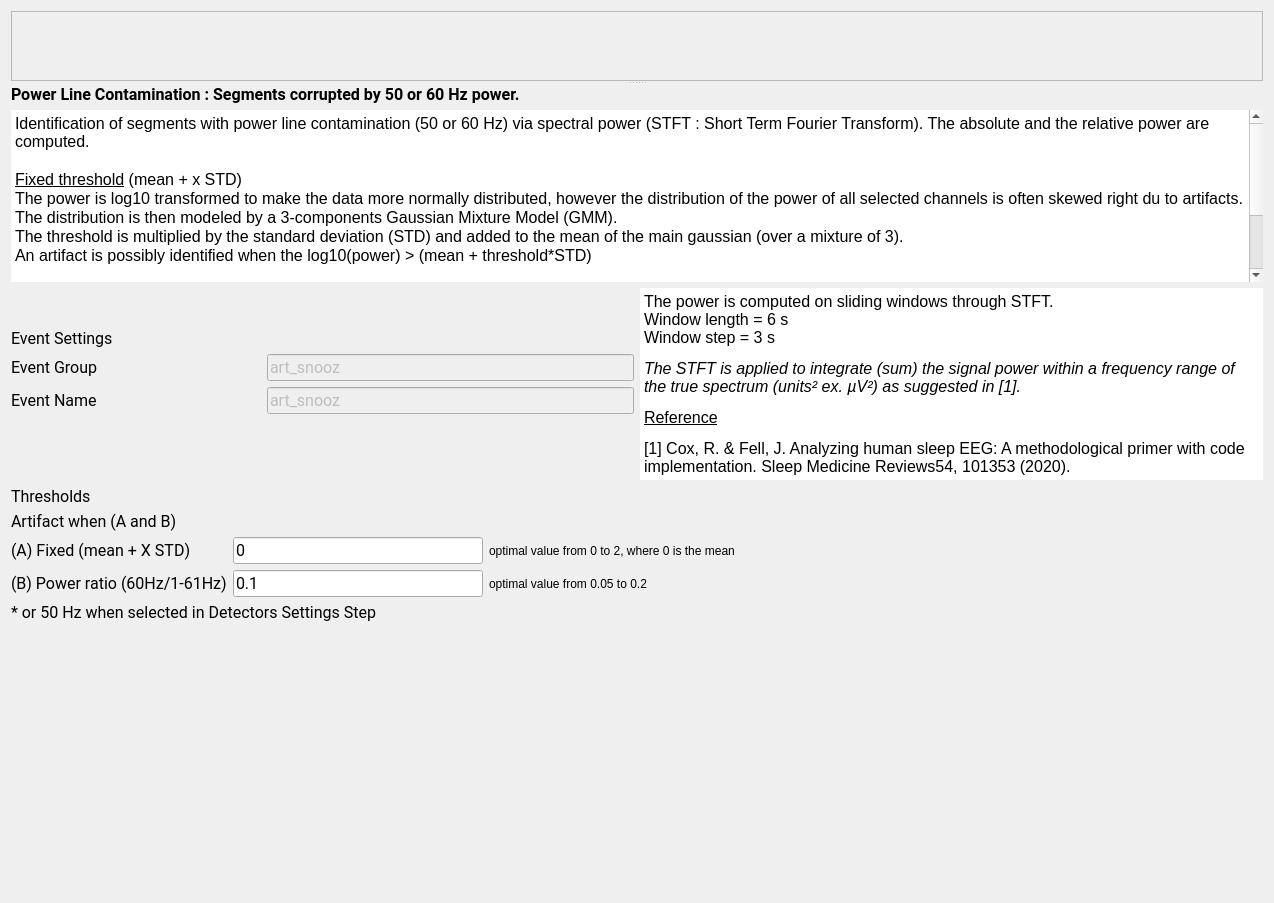
SnoozToolbox/snooz-package-ceams, file tools/CEAMSTools/DetectArtifacts/PowerLineStep/Ui_PowerLineStep.ui: the form before one commit.
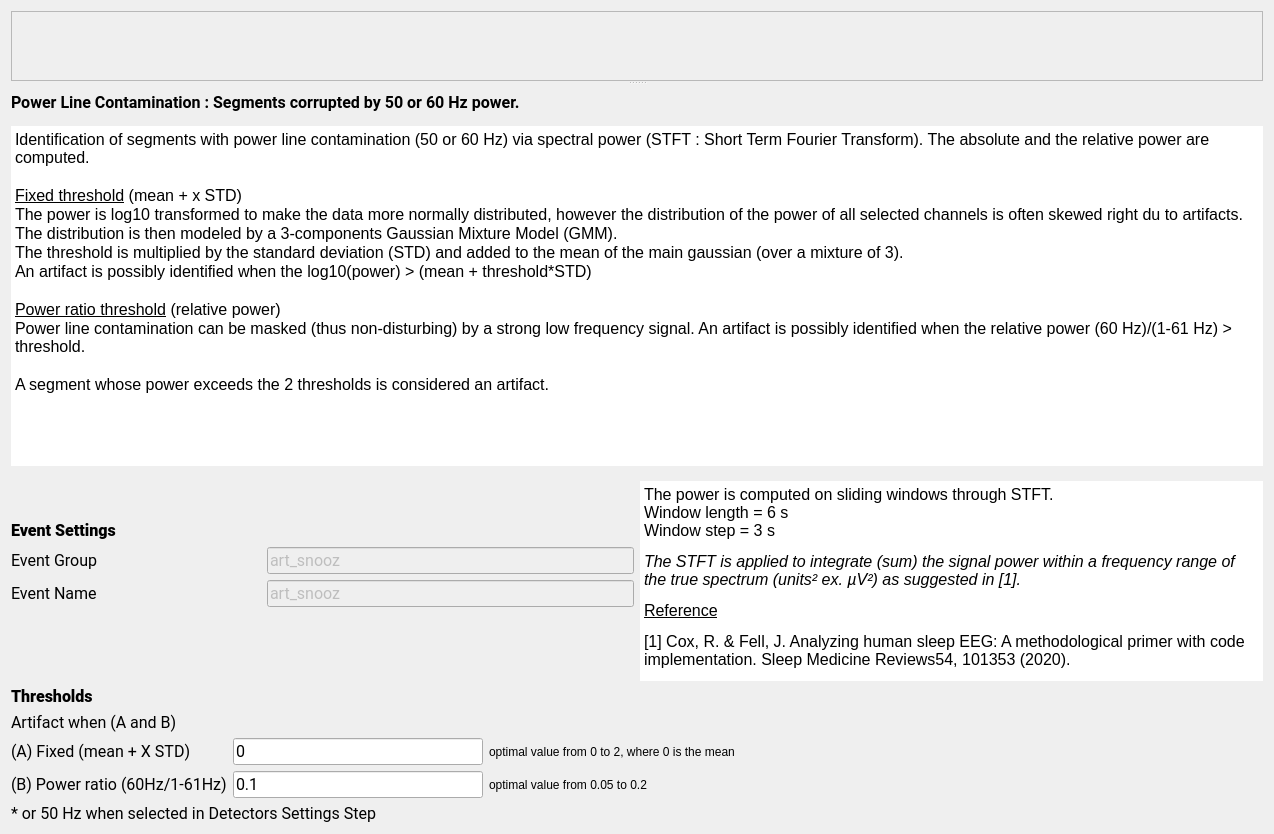
The form after the commit. Icons and pictures are not drawn.

Commit message: Code the thresholds modification based on the chosen set of default values.

```diff
--- a/tools/CEAMSTools/DetectArtifacts/PowerLineStep/Ui_PowerLineStep.ui
+++ b/tools/CEAMSTools/DetectArtifacts/PowerLineStep/Ui_PowerLineStep.ui
@@ -7,7 +7,7 @@
     <x>0</x>
     <y>0</y>
     <width>1274</width>
-    <height>903</height>
+    <height>834</height>
    </rect>
   </property>
   <property name="windowTitle">
@@ -62,6 +62,12 @@
       <layout class="QVBoxLayout" name="verticalLayout_3">
        <item>
         <widget class="QLabel" name="label_9">
+         <property name="sizePolicy">
+          <sizepolicy hsizetype="Preferred" vsizetype="Fixed">
+           <horstretch>0</horstretch>
+           <verstretch>0</verstretch>
+          </sizepolicy>
+         </property>
          <property name="font">
           <font>
            <family>Roboto</family>
@@ -83,6 +89,12 @@
            <verstretch>0</verstretch>
           </sizepolicy>
          </property>
+         <property name="maximumSize">
+          <size>
+           <width>16777215</width>
+           <height>340</height>
+          </size>
+         </property>
          <property name="autoFillBackground">
           <bool>true</bool>
          </property>
@@ -90,13 +102,13 @@
           <string notr="true"/>
          </property>
          <property name="frameShape">
-          <enum>QFrame::Shape::HLine</enum>
+          <enum>QFrame::Shape::NoFrame</enum>
          </property>
          <property name="frameShadow">
-          <enum>QFrame::Shadow::Plain</enum>
+          <enum>QFrame::Shadow::Sunken</enum>
          </property>
          <property name="lineWidth">
-          <number>0</number>
+          <number>1</number>
          </property>
          <property name="readOnly">
           <bool>true</bool>
@@ -171,7 +183,7 @@
           </font>
          </property>
          <property name="text">
-          <string>Event Settings</string>
+          <string>&lt;html&gt;&lt;head/&gt;&lt;body&gt;&lt;p&gt;&lt;span style=&quot; font-weight:700;&quot;&gt;Event Settings&lt;/span&gt;&lt;/p&gt;&lt;/body&gt;&lt;/html&gt;</string>
          </property>
         </widget>
        </item>
@@ -279,6 +291,12 @@
      </item>
      <item row="0" column="1" rowspan="2">
       <widget class="QTextEdit" name="settings_textEdit">
+       <property name="minimumSize">
+        <size>
+         <width>0</width>
+         <height>200</height>
+        </size>
+       </property>
        <property name="focusPolicy">
         <enum>Qt::FocusPolicy::NoFocus</enum>
        </property>
@@ -295,13 +313,13 @@
         <string notr="true"/>
        </property>
        <property name="frameShape">
-        <enum>QFrame::Shape::HLine</enum>
+        <enum>QFrame::Shape::NoFrame</enum>
        </property>
        <property name="frameShadow">
-        <enum>QFrame::Shadow::Plain</enum>
+        <enum>QFrame::Shadow::Sunken</enum>
        </property>
        <property name="lineWidth">
-        <number>0</number>
+        <number>1</number>
        </property>
        <property name="readOnly">
         <bool>true</bool>
@@ -364,7 +382,7 @@
         </font>
        </property>
        <property name="text">
-        <string>Thresholds </string>
+        <string>&lt;html&gt;&lt;head/&gt;&lt;body&gt;&lt;p&gt;&lt;span style=&quot; font-weight:700;&quot;&gt;Thresholds &lt;/span&gt;&lt;/p&gt;&lt;/body&gt;&lt;/html&gt;</string>
        </property>
       </widget>
      </item>
@@ -515,22 +533,6 @@
      </item>
     </layout>
    </item>
-   <item>
-    <spacer name="verticalSpacer_4">
-     <property name="orientation">
-      <enum>Qt::Orientation::Vertical</enum>
-     </property>
-     <property name="sizeType">
-      <enum>QSizePolicy::Policy::Expanding</enum>
-     </property>
-     <property name="sizeHint" stdset="0">
-      <size>
-       <width>20</width>
-       <height>40</height>
-      </size>
-     </property>
-    </spacer>
-   </item>
   </layout>
  </widget>
  <resources>
```
The commit also changes 21 other files.
